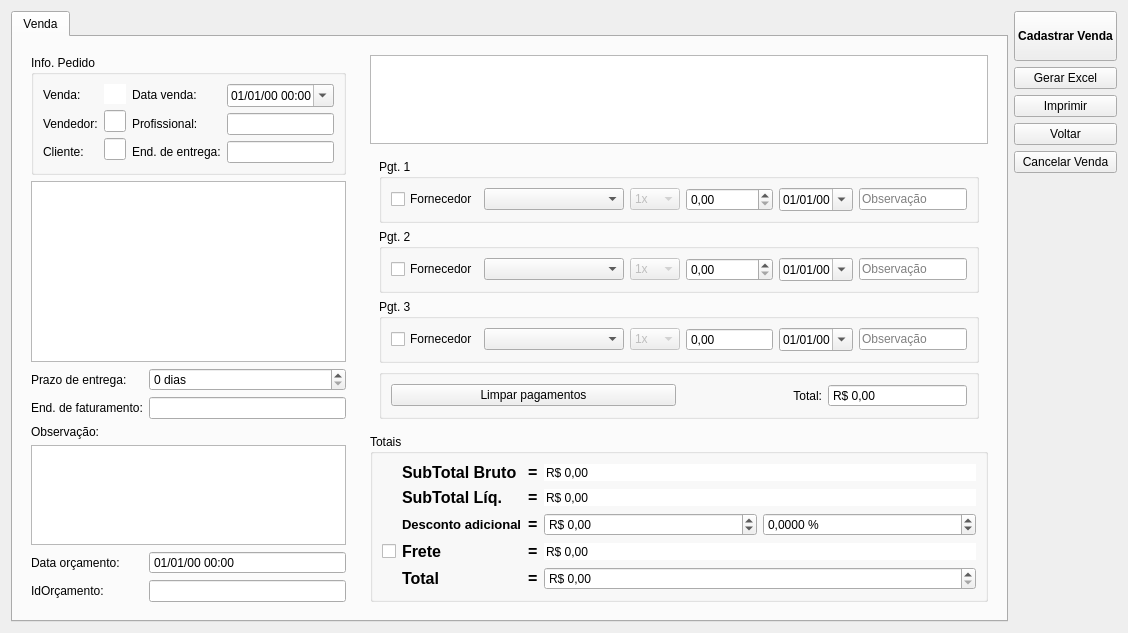
Before: the Qt Designer form ui/venda.ui in lellisls/ERP-STACCATO, drawn with Qt 5.
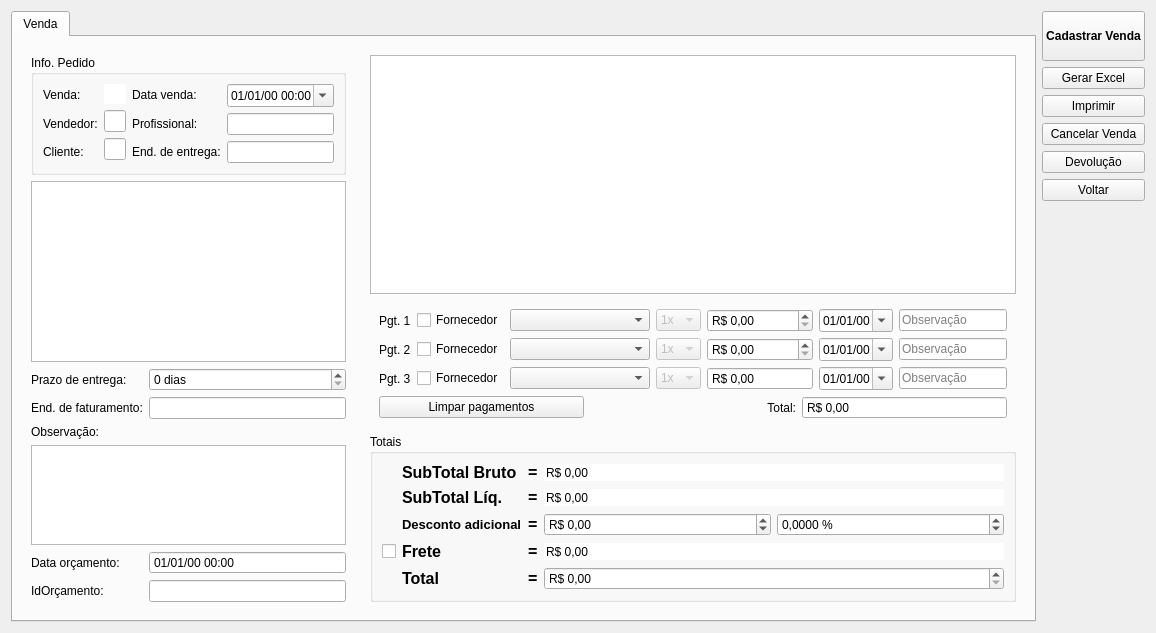
After: the same form once the commit is applied. Custom widgets are drawn as their Qt base class.

Patch:
```diff
--- a/ui/venda.ui
+++ b/ui/venda.ui
@@ -6,7 +6,7 @@
    <rect>
     <x>0</x>
     <y>0</y>
-    <width>1124</width>
+    <width>1149</width>
     <height>633</height>
    </rect>
   </property>
@@ -333,21 +333,58 @@
           <item row="1" column="0">
            <widget class="QFrame" name="framePagamentos_2">
             <layout class="QGridLayout" name="gridLayout_9">
-             <item row="1" column="0">
-              <widget class="QGroupBox" name="groupBox">
+             <item row="3" column="0">
+              <layout class="QHBoxLayout" name="horizontalLayout_3">
+               <item>
+                <widget class="QPushButton" name="pushButtonLimparPag">
+                 <property name="text">
+                  <string>Limpar pagamentos</string>
+                 </property>
+                 <property name="autoDefault">
+                  <bool>false</bool>
+                 </property>
+                </widget>
+               </item>
+               <item>
+                <widget class="QLabel" name="labelRestante">
                <property name="sizePolicy">
-                <sizepolicy hsizetype="Preferred" vsizetype="Fixed">
+                  <sizepolicy hsizetype="Preferred" vsizetype="Preferred">
                  <horstretch>0</horstretch>
                  <verstretch>0</verstretch>
                 </sizepolicy>
                </property>
-               <property name="title">
-                <string>Pgt. 1</string>
-               </property>
-               <layout class="QGridLayout" name="gridLayout_11">
+                 <property name="text">
+                  <string>Total:</string>
+                 </property>
+                 <property name="alignment">
+                  <set>Qt::AlignRight|Qt::AlignTrailing|Qt::AlignVCenter</set>
+                 </property>
+                </widget>
+               </item>
+               <item>
+                <widget class="QDoubleSpinBox" name="doubleSpinBoxTotalPag">
+                 <property name="readOnly">
+                  <bool>true</bool>
+                 </property>
+                 <property name="buttonSymbols">
+                  <enum>QAbstractSpinBox::NoButtons</enum>
+                 </property>
+                 <property name="showGroupSeparator" stdset="0">
+                  <bool>true</bool>
+                 </property>
+                 <property name="prefix">
+                  <string>R$ </string>
+                 </property>
+                 <property name="maximum">
+                  <double>999999.989999999990687</double>
+                 </property>
+                </widget>
+               </item>
+              </layout>
+             </item>
                 <item row="0" column="0">
                  <layout class="QGridLayout" name="gridLayout_5">
-                  <item row="0" column="4">
+               <item row="0" column="5">
                    <widget class="QDateEdit" name="dateEditPgt1">
                     <property name="sizePolicy">
                      <sizepolicy hsizetype="Preferred" vsizetype="Fixed">
@@ -363,92 +400,7 @@
                     </property>
                    </widget>
                   </item>
-                  <item row="0" column="3">
-                   <widget class="QDoubleSpinBox" name="doubleSpinBoxPgt1">
-                    <property name="sizePolicy">
-                     <sizepolicy hsizetype="Expanding" vsizetype="Fixed">
-                      <horstretch>0</horstretch>
-                      <verstretch>0</verstretch>
-                     </sizepolicy>
-                    </property>
-                    <property name="minimumSize">
-                     <size>
-                      <width>80</width>
-                      <height>0</height>
-                     </size>
-                    </property>
-                    <property name="showGroupSeparator" stdset="0">
-                     <bool>true</bool>
-                    </property>
-                    <property name="maximum">
-                     <double>999999.989999999990687</double>
-                    </property>
-                   </widget>
-                  </item>
                   <item row="0" column="2">
-                   <widget class="QComboBox" name="comboBoxPgt1Parc">
-                    <property name="enabled">
-                     <bool>false</bool>
-                    </property>
-                    <property name="sizePolicy">
-                     <sizepolicy hsizetype="Fixed" vsizetype="Fixed">
-                      <horstretch>0</horstretch>
-                      <verstretch>0</verstretch>
-                     </sizepolicy>
-                    </property>
-                    <item>
-                     <property name="text">
-                      <string>1x</string>
-                     </property>
-                    </item>
-                    <item>
-                     <property name="text">
-                      <string>2x</string>
-                     </property>
-                    </item>
-                    <item>
-                     <property name="text">
-                      <string>3x</string>
-                     </property>
-                    </item>
-                    <item>
-                     <property name="text">
-                      <string>4x</string>
-                     </property>
-                    </item>
-                    <item>
-                     <property name="text">
-                      <string>5x</string>
-                     </property>
-                    </item>
-                    <item>
-                     <property name="text">
-                      <string>6x</string>
-                     </property>
-                    </item>
-                    <item>
-                     <property name="text">
-                      <string>7x</string>
-                     </property>
-                    </item>
-                    <item>
-                     <property name="text">
-                      <string>8x</string>
-                     </property>
-                    </item>
-                    <item>
-                     <property name="text">
-                      <string>9x</string>
-                     </property>
-                    </item>
-                    <item>
-                     <property name="text">
-                      <string>10x</string>
-                     </property>
-                    </item>
-                   </widget>
-                  </item>
-                  <item row="0" column="1">
                    <widget class="QComboBox" name="comboBoxPgt1">
                     <property name="minimumSize">
                      <size>
@@ -458,14 +410,14 @@
                     </property>
                    </widget>
                   </item>
-                  <item row="0" column="5">
+               <item row="0" column="6">
                    <widget class="QLineEdit" name="lineEditPgt1">
                     <property name="placeholderText">
                      <string>Observação</string>
                     </property>
                    </widget>
                   </item>
-                  <item row="0" column="0">
+               <item row="0" column="1">
                    <widget class="QCheckBox" name="checkBoxRep1">
                     <property name="enabled">
                      <bool>true</bool>
@@ -475,27 +427,8 @@
                     </property>
                    </widget>
                   </item>
-                 </layout>
-                </item>
-               </layout>
-              </widget>
-             </item>
-             <item row="2" column="0">
-              <widget class="QGroupBox" name="groupBox_2">
-               <property name="sizePolicy">
-                <sizepolicy hsizetype="Preferred" vsizetype="Fixed">
-                 <horstretch>0</horstretch>
-                 <verstretch>0</verstretch>
-                </sizepolicy>
-               </property>
-               <property name="title">
-                <string>Pgt. 2</string>
-               </property>
-               <layout class="QGridLayout" name="gridLayout_12">
-                <item row="0" column="0">
-                 <layout class="QGridLayout" name="gridLayout_4">
-                  <item row="0" column="3">
-                   <widget class="QDoubleSpinBox" name="doubleSpinBoxPgt2">
+               <item row="0" column="4">
+                <widget class="QDoubleSpinBox" name="doubleSpinBoxPgt1">
                     <property name="sizePolicy">
                      <sizepolicy hsizetype="Expanding" vsizetype="Fixed">
                       <horstretch>0</horstretch>
@@ -511,13 +444,16 @@
                     <property name="showGroupSeparator" stdset="0">
                      <bool>true</bool>
                     </property>
+                 <property name="prefix">
+                  <string>R$ </string>
+                 </property>
                     <property name="maximum">
                      <double>999999.989999999990687</double>
                     </property>
                    </widget>
                   </item>
-                  <item row="0" column="2">
-                   <widget class="QComboBox" name="comboBoxPgt2Parc">
+               <item row="0" column="3">
+                <widget class="QComboBox" name="comboBoxPgt1Parc">
                     <property name="enabled">
                      <bool>false</bool>
                     </property>
@@ -527,6 +463,12 @@
                       <verstretch>0</verstretch>
                      </sizepolicy>
                     </property>
+                 <property name="maximumSize">
+                  <size>
+                   <width>45</width>
+                   <height>16777215</height>
+                  </size>
+                 </property>
                     <item>
                      <property name="text">
                       <string>1x</string>
@@ -579,142 +521,49 @@
                     </item>
                    </widget>
                   </item>
-                  <item row="0" column="1">
-                   <widget class="QComboBox" name="comboBoxPgt2">
-                    <property name="minimumSize">
-                     <size>
-                      <width>140</width>
-                      <height>0</height>
-                     </size>
-                    </property>
-                   </widget>
-                  </item>
-                  <item row="0" column="4">
-                   <widget class="QDateEdit" name="dateEditPgt2">
-                    <property name="sizePolicy">
-                     <sizepolicy hsizetype="Preferred" vsizetype="Fixed">
-                      <horstretch>0</horstretch>
-                      <verstretch>0</verstretch>
-                     </sizepolicy>
-                    </property>
-                    <property name="displayFormat">
-                     <string>dd/MM/yy</string>
-                    </property>
-                    <property name="calendarPopup">
-                     <bool>true</bool>
-                    </property>
-                   </widget>
-                  </item>
-                  <item row="0" column="5">
-                   <widget class="QLineEdit" name="lineEditPgt2">
-                    <property name="placeholderText">
-                     <string>Observação</string>
-                    </property>
-                   </widget>
-                  </item>
                   <item row="0" column="0">
-                   <widget class="QCheckBox" name="checkBoxRep2">
-                    <property name="enabled">
-                     <bool>true</bool>
-                    </property>
+                <widget class="QLabel" name="label">
                     <property name="text">
-                     <string>Fornecedor</string>
+                  <string>Pgt. 1</string>
                     </property>
                    </widget>
                   </item>
                  </layout>
                 </item>
-               </layout>
-              </widget>
-             </item>
-             <item row="3" column="0">
-              <widget class="QGroupBox" name="groupBox_4">
-               <property name="sizePolicy">
-                <sizepolicy hsizetype="Preferred" vsizetype="Fixed">
-                 <horstretch>0</horstretch>
-                 <verstretch>0</verstretch>
-                </sizepolicy>
-               </property>
-               <property name="title">
-                <string>Pgt. 3</string>
-               </property>
-               <layout class="QGridLayout" name="gridLayout_13">
-                <item row="0" column="0">
+             <item row="2" column="0">
                  <layout class="QGridLayout" name="gridLayout_3">
-                  <item row="0" column="2">
-                   <widget class="QComboBox" name="comboBoxPgt3Parc">
-                    <property name="enabled">
-                     <bool>false</bool>
-                    </property>
+               <item row="0" column="4">
+                <widget class="QDoubleSpinBox" name="doubleSpinBoxPgt3">
                     <property name="sizePolicy">
-                     <sizepolicy hsizetype="Fixed" vsizetype="Fixed">
+                  <sizepolicy hsizetype="Expanding" vsizetype="Fixed">
                       <horstretch>0</horstretch>
                       <verstretch>0</verstretch>
                      </sizepolicy>
                     </property>
-                    <item>
-                     <property name="text">
-                      <string>1x</string>
-                     </property>
-                    </item>
-                    <item>
-                     <property name="text">
-                      <string>2x</string>
-                     </property>
-                    </item>
-                    <item>
-                     <property name="text">
-                      <string>3x</string>
-                     </property>
-                    </item>
-                    <item>
-                     <property name="text">
-                      <string>4x</string>
-                     </property>
-                    </item>
-                    <item>
-                     <property name="text">
-                      <string>5x</string>
-                     </property>
-                    </item>
-                    <item>
-                     <property name="text">
-                      <string>6x</string>
-                     </property>
-                    </item>
-                    <item>
-                     <property name="text">
-                      <string>7x</string>
-                     </property>
-                    </item>
-                    <item>
-                     <property name="text">
-                      <string>8x</string>
-                     </property>
-                    </item>
-                    <item>
-                     <property name="text">
-                      <string>9x</string>
-                     </property>
-                    </item>
-                    <item>
-                     <property name="text">
-                      <string>10x</string>
-                     </property>
-                    </item>
-                   </widget>
-                  </item>
-                  <item row="0" column="1">
-                   <widget class="QComboBox" name="comboBoxPgt3">
                     <property name="minimumSize">
                      <size>
-                      <width>140</width>
+                   <width>80</width>
                       <height>0</height>
                      </size>
                     </property>
-                   </widget>
-                  </item>
-                  <item row="0" column="4">
+                 <property name="readOnly">
+                  <bool>true</bool>
+                 </property>
+                 <property name="buttonSymbols">
+                  <enum>QAbstractSpinBox::NoButtons</enum>
+                 </property>
+                 <property name="showGroupSeparator" stdset="0">
+                  <bool>true</bool>
+                 </property>
+                 <property name="prefix">
+                  <string>R$ </string>
+                 </property>
+                 <property name="maximum">
+                  <double>999999.989999999990687</double>
+                 </property>
+                </widget>
+               </item>
+               <item row="0" column="5">
                    <widget class="QDateEdit" name="dateEditPgt3">
                     <property name="sizePolicy">
                      <sizepolicy hsizetype="Preferred" vsizetype="Fixed">
@@ -733,42 +582,86 @@
                     </property>
                    </widget>
                   </item>
+               <item row="0" column="2">
+                <widget class="QComboBox" name="comboBoxPgt3">
+                 <property name="minimumSize">
+                  <size>
+                   <width>140</width>
+                   <height>0</height>
+                  </size>
+                 </property>
+                </widget>
+               </item>
                   <item row="0" column="3">
-                   <widget class="QDoubleSpinBox" name="doubleSpinBoxPgt3">
+                <widget class="QComboBox" name="comboBoxPgt3Parc">
+                 <property name="enabled">
+                  <bool>false</bool>
+                 </property>
                     <property name="sizePolicy">
-                     <sizepolicy hsizetype="Expanding" vsizetype="Fixed">
+                  <sizepolicy hsizetype="Fixed" vsizetype="Fixed">
                       <horstretch>0</horstretch>
                       <verstretch>0</verstretch>
                      </sizepolicy>
                     </property>
-                    <property name="minimumSize">
+                 <property name="maximumSize">
                      <size>
-                      <width>80</width>
-                      <height>0</height>
-                     </size>
-                    </property>
-                    <property name="readOnly">
-                     <bool>true</bool>
-                    </property>
-                    <property name="buttonSymbols">
-                     <enum>QAbstractSpinBox::NoButtons</enum>
-                    </property>
-                    <property name="showGroupSeparator" stdset="0">
-                     <bool>true</bool>
-                    </property>
-                    <property name="maximum">
-                     <double>999999.989999999990687</double>
-                    </property>
-                   </widget>
-                  </item>
-                  <item row="0" column="5">
-                   <widget class="QLineEdit" name="lineEditPgt3">
-                    <property name="placeholderText">
-                     <string>Observação</string>
-                    </property>
-                   </widget>
-                  </item>
-                  <item row="0" column="0">
+                   <width>45</width>
+                   <height>16777215</height>
+                  </size>
+                 </property>
+                 <item>
+                  <property name="text">
+                   <string>1x</string>
+                  </property>
+                 </item>
+                 <item>
+                  <property name="text">
+                   <string>2x</string>
+                  </property>
+                 </item>
+                 <item>
+                  <property name="text">
+                   <string>3x</string>
+                  </property>
+                 </item>
+                 <item>
+                  <property name="text">
+                   <string>4x</string>
+                  </property>
+                 </item>
+                 <item>
+                  <property name="text">
+                   <string>5x</string>
+                  </property>
+                 </item>
+                 <item>
+                  <property name="text">
+                   <string>6x</string>
+                  </property>
+                 </item>
+                 <item>
+                  <property name="text">
+                   <string>7x</string>
+                  </property>
+                 </item>
+                 <item>
+                  <property name="text">
+                   <string>8x</string>
+                  </property>
+                 </item>
+                 <item>
+                  <property name="text">
+                   <string>9x</string>
+                  </property>
+                 </item>
+                 <item>
+                  <property name="text">
+                   <string>10x</string>
+                  </property>
+                 </item>
+                </widget>
+               </item>
+               <item row="0" column="1">
                    <widget class="QCheckBox" name="checkBoxRep3">
                     <property name="enabled">
                      <bool>true</bool>
@@ -778,48 +671,106 @@
                     </property>
                    </widget>
                   </item>
-                 </layout>
-                </item>
-               </layout>
-              </widget>
-             </item>
-             <item row="4" column="0">
-              <widget class="QGroupBox" name="groupBox_5">
+               <item row="0" column="6">
+                <widget class="QLineEdit" name="lineEditPgt3">
+                 <property name="placeholderText">
+                  <string>Observação</string>
+                 </property>
+                </widget>
+               </item>
+               <item row="0" column="0">
+                <widget class="QLabel" name="label_3">
+                 <property name="text">
+                  <string>Pgt. 3</string>
+                 </property>
+                </widget>
+               </item>
+              </layout>
+             </item>
+             <item row="1" column="0">
+              <layout class="QGridLayout" name="gridLayout_4">
+               <item row="0" column="3">
+                <widget class="QComboBox" name="comboBoxPgt2Parc">
+                 <property name="enabled">
+                  <bool>false</bool>
+                 </property>
                <property name="sizePolicy">
-                <sizepolicy hsizetype="Preferred" vsizetype="Fixed">
+                  <sizepolicy hsizetype="Fixed" vsizetype="Fixed">
                  <horstretch>0</horstretch>
                  <verstretch>0</verstretch>
                 </sizepolicy>
                </property>
-               <property name="title">
-                <string/>
-               </property>
-               <layout class="QGridLayout" name="gridLayout">
-                <item row="0" column="2">
-                 <layout class="QHBoxLayout" name="horizontalLayout_3">
+                 <property name="maximumSize">
+                  <size>
+                   <width>45</width>
+                   <height>16777215</height>
+                  </size>
+                 </property>
                   <item>
-                   <widget class="QLabel" name="labelRestante">
-                    <property name="sizePolicy">
-                     <sizepolicy hsizetype="Preferred" vsizetype="Preferred">
-                      <horstretch>0</horstretch>
-                      <verstretch>0</verstretch>
-                     </sizepolicy>
-                    </property>
+                  <property name="text">
+                   <string>1x</string>
+                  </property>
+                 </item>
+                 <item>
                     <property name="text">
-                     <string>Total:</string>
-                    </property>
-                    <property name="alignment">
-                     <set>Qt::AlignRight|Qt::AlignTrailing|Qt::AlignVCenter</set>
-                    </property>
-                   </widget>
+                   <string>2x</string>
+                  </property>
+                 </item>
+                 <item>
+                  <property name="text">
+                   <string>3x</string>
+                  </property>
                   </item>
                   <item>
-                   <widget class="QDoubleSpinBox" name="doubleSpinBoxTotalPag">
-                    <property name="readOnly">
-                     <bool>true</bool>
-                    </property>
-                    <property name="buttonSymbols">
-                     <enum>QAbstractSpinBox::NoButtons</enum>
+                  <property name="text">
+                   <string>4x</string>
+                  </property>
+                 </item>
+                 <item>
+                  <property name="text">
+                   <string>5x</string>
+                  </property>
+                 </item>
+                 <item>
+                  <property name="text">
+                   <string>6x</string>
+                  </property>
+                 </item>
+                 <item>
+                  <property name="text">
+                   <string>7x</string>
+                  </property>
+                 </item>
+                 <item>
+                  <property name="text">
+                   <string>8x</string>
+                  </property>
+                 </item>
+                 <item>
+                  <property name="text">
+                   <string>9x</string>
+                  </property>
+                 </item>
+                 <item>
+                  <property name="text">
+                   <string>10x</string>
+                  </property>
+                 </item>
+                </widget>
+               </item>
+               <item row="0" column="4">
+                <widget class="QDoubleSpinBox" name="doubleSpinBoxPgt2">
+                 <property name="sizePolicy">
+                  <sizepolicy hsizetype="Expanding" vsizetype="Fixed">
+                   <horstretch>0</horstretch>
+                   <verstretch>0</verstretch>
+                  </sizepolicy>
+                 </property>
+                 <property name="minimumSize">
+                  <size>
+                   <width>80</width>
+                   <height>0</height>
+                  </size>
                     </property>
                     <property name="showGroupSeparator" stdset="0">
                      <bool>true</bool>
@@ -832,36 +783,57 @@
                     </property>
                    </widget>
                   </item>
-                 </layout>
-                </item>
-                <item row="0" column="0">
-                 <widget class="QPushButton" name="pushButtonLimparPag">
-                  <property name="text">
-                   <string>Limpar pagamentos</string>
-                  </property>
-                  <property name="autoDefault">
-                   <bool>false</bool>
-                  </property>
-                 </widget>
-                </item>
                 <item row="0" column="1">
-                 <spacer name="horizontalSpacer_2">
-                  <property name="orientation">
-                   <enum>Qt::Horizontal</enum>
-                  </property>
-                  <property name="sizeType">
-                   <enum>QSizePolicy::Minimum</enum>
-                  </property>
-                  <property name="sizeHint" stdset="0">
+                <widget class="QCheckBox" name="checkBoxRep2">
+                 <property name="enabled">
+                  <bool>true</bool>
+                 </property>
+                 <property name="text">
+                  <string>Fornecedor</string>
+                 </property>
+                </widget>
+               </item>
+               <item row="0" column="6">
+                <widget class="QLineEdit" name="lineEditPgt2">
+                 <property name="placeholderText">
+                  <string>Observação</string>
+                 </property>
+                </widget>
+               </item>
+               <item row="0" column="5">
+                <widget class="QDateEdit" name="dateEditPgt2">
+                 <property name="sizePolicy">
+                  <sizepolicy hsizetype="Preferred" vsizetype="Fixed">
+                   <horstretch>0</horstretch>
+                   <verstretch>0</verstretch>
+                  </sizepolicy>
+                 </property>
+                 <property name="displayFormat">
+                  <string>dd/MM/yy</string>
+                 </property>
+                 <property name="calendarPopup">
+                  <bool>true</bool>
+                 </property>
+                </widget>
+               </item>
+               <item row="0" column="2">
+                <widget class="QComboBox" name="comboBoxPgt2">
+                 <property name="minimumSize">
                    <size>
-                    <width>0</width>
+                   <width>140</width>
                     <height>0</height>
                    </size>
                   </property>
-                 </spacer>
-                </item>
-               </layout>
-              </widget>
+                </widget>
+               </item>
+               <item row="0" column="0">
+                <widget class="QLabel" name="label_2">
+                 <property name="text">
+                  <string>Pgt. 2</string>
+                 </property>
+                </widget>
+               </item>
+              </layout>
              </item>
             </layout>
            </widget>
@@ -1311,16 +1283,6 @@
        </property>
       </widget>
      </item>
-     <item>
-      <widget class="QPushButton" name="pushButtonVoltar">
-       <property name="text">
-        <string>Voltar</string>
-       </property>
-       <property name="autoDefault">
-        <bool>false</bool>
-       </property>
-      </widget>
-     </item>
      <item>
       <widget class="QPushButton" name="pushButtonCancelamento">
        <property name="text">
@@ -1331,6 +1293,26 @@
        </property>
       </widget>
      </item>
+     <item>
+      <widget class="QPushButton" name="pushButtonDevolucao">
+       <property name="text">
+        <string>Devolução</string>
+       </property>
+       <property name="autoDefault">
+        <bool>false</bool>
+       </property>
+      </widget>
+     </item>
+     <item>
+      <widget class="QPushButton" name="pushButtonVoltar">
+       <property name="text">
+        <string>Voltar</string>
+       </property>
+       <property name="autoDefault">
+        <bool>false</bool>
+       </property>
+      </widget>
+     </item>
      <item>
       <spacer name="verticalSpacer_2">
        <property name="orientation">
```
Left out of the diff: 1 changed line with no effect on the pictures. Lines whose indentation alone changed are shown as unchanged.
